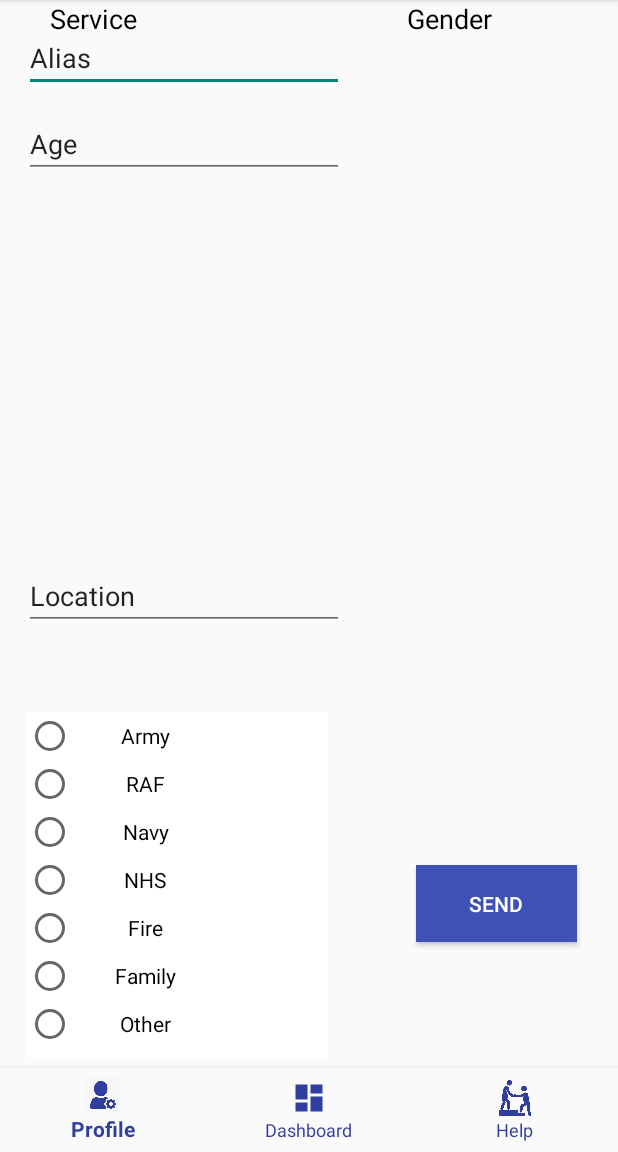
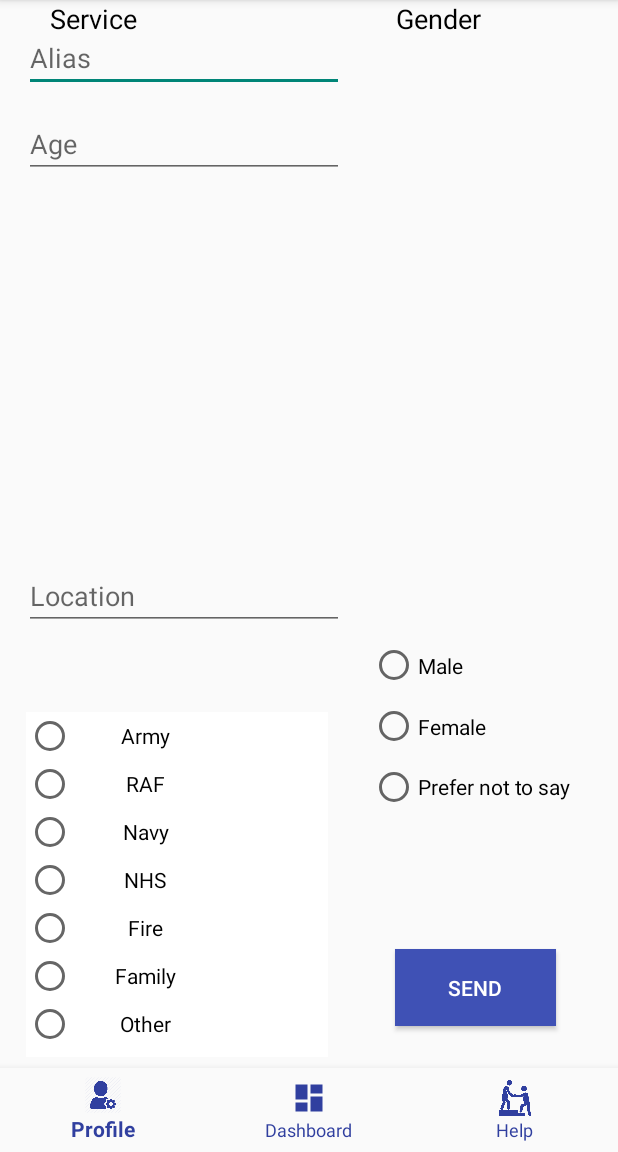
Before and after one commit to glasgow2017/team-10, an Android app: the screen it shows after launch (Form), on a phone screen of 412 x 824 dp, the part 84-1236 px from its top. Run offline under Robolectric (Android 15) with nearby library versions, the phone set to English and light mode, and no system bars.

Commit message:
Labels not texts

```diff
--- a/app/build.gradle
+++ b/app/build.gradle
@@ -1,7 +1,7 @@
 apply plugin: 'com.android.application'
 
 android {
-    compileSdkVersion 25
+    compileSdkVersion 26
     buildToolsVersion '26.0.2'
     defaultConfig {
         applicationId "magpies.whodarescares"
@@ -20,7 +20,7 @@ android {
 }
 
 dependencies {
-    compile fileTree(dir: 'libs', include: ['*.jar'])
+    compile fileTree(include: ['*.jar'], dir: 'libs')
     androidTestCompile('com.android.support.test.espresso:espresso-core:2.2.2', {
         exclude group: 'com.android.support', module: 'support-annotations'
     })
--- a/app/src/main/res/layout/activity_main.xml
+++ b/app/src/main/res/layout/activity_main.xml
@@ -70,14 +70,13 @@
                 android:id="@+id/textView"
                 android:layout_width="174dp"
                 android:layout_height="142dp"
+                android:layout_marginLeft="16dp"
                 android:text="Hello, did you come here to speak to us about..."
                 android:textAlignment="center"
                 android:textSize="24sp"
                 android:textStyle="italic"
-                android:layout_marginLeft="16dp"
                 app:layout_constraintLeft_toLeftOf="parent"
-                app:layout_constraintTop_toTopOf="parent"
-                android:layout_marginTop="36dp" />
+                tools:layout_editor_absoluteY="29dp" />
 
             <Button
                 android:id="@+id/button"
--- a/app/src/main/res/layout/form.xml
+++ b/app/src/main/res/layout/form.xml
@@ -61,7 +61,7 @@
                 android:layout_marginTop="16dp"
                 android:ems="10"
                 android:inputType="textPersonName"
-                android:text="Alias"
+                android:hint="Alias"
                 app:layout_constraintLeft_toLeftOf="parent"
                 app:layout_constraintTop_toTopOf="parent"
                 android:layout_marginStart="16dp" />
@@ -74,7 +74,7 @@
                 android:layout_marginTop="12dp"
                 android:ems="10"
                 android:inputType="textPersonName"
-                android:text="Age"
+                android:hint="Age"
                 app:layout_constraintLeft_toLeftOf="parent"
                 app:layout_constraintTop_toBottomOf="@+id/editText"
                 android:layout_marginStart="16dp" />
@@ -86,7 +86,7 @@
                 android:layout_marginLeft="25dp"
                 android:ems="10"
                 android:inputType="textPersonName"
-                android:text="Location"
+                android:hint="Location"
                 app:layout_constraintBottom_toBottomOf="parent"
                 app:layout_constraintLeft_toLeftOf="parent"
                 android:layout_marginBottom="292dp"
@@ -96,13 +96,12 @@
                 android:id="@+id/textView3"
                 android:layout_width="58dp"
                 android:layout_height="29dp"
-                android:layout_marginLeft="244dp"
+                android:layout_marginLeft="264dp"
                 android:text="Gender"
                 android:textColor="@android:color/background_dark"
                 android:textSize="18sp"
                 app:layout_constraintLeft_toLeftOf="parent"
-                tools:layout_editor_absoluteY="189dp"
-                android:layout_marginStart="271dp" />
+                tools:layout_editor_absoluteY="182dp" />
 
             <TextView
                 android:id="@+id/textView4"
@@ -123,17 +122,16 @@
                 android:id="@+id/button4"
                 android:layout_width="107dp"
                 android:layout_height="51dp"
+                android:layout_marginBottom="28dp"
+                android:layout_marginLeft="8dp"
+                android:layout_marginRight="16dp"
                 android:background="@color/colorPrimary"
                 android:text="SEND"
                 android:textColor="@android:color/background_light"
                 app:layout_constraintBottom_toBottomOf="parent"
-                android:layout_marginRight="16dp"
-                android:layout_marginBottom="84dp"
-                app:layout_constraintRight_toRightOf="parent"
-                android:layout_marginEnd="16dp"
-                android:layout_marginLeft="8dp"
+                app:layout_constraintHorizontal_bias="0.909"
                 app:layout_constraintLeft_toLeftOf="parent"
-                app:layout_constraintHorizontal_bias="0.96" />
+                app:layout_constraintRight_toRightOf="parent" />
 
             <ScrollView
                 android:layout_width="201dp"
@@ -212,15 +210,37 @@
             </ScrollView>
 
             <RadioGroup
-                android:layout_width="126dp"
-                android:layout_height="65dp"
+                android:layout_width="137dp"
+                android:layout_height="121dp"
                 android:layout_marginBottom="8dp"
-                android:layout_marginRight="16dp"
+                android:layout_marginRight="28dp"
                 android:layout_marginTop="8dp"
                 app:layout_constraintBottom_toBottomOf="parent"
                 app:layout_constraintRight_toRightOf="parent"
                 app:layout_constraintTop_toTopOf="parent"
-                app:layout_constraintVertical_bias="0.561" />
+                app:layout_constraintVertical_bias="0.723">
+
+                <RadioButton
+                    android:id="@+id/radioButton"
+                    android:layout_width="wrap_content"
+                    android:layout_height="match_parent"
+                    android:layout_weight="1"
+                    android:text="Male" />
+
+                <RadioButton
+                    android:id="@+id/radioButton2"
+                    android:layout_width="wrap_content"
+                    android:layout_height="match_parent"
+                    android:layout_weight="1"
+                    android:text="Female" />
+
+                <RadioButton
+                    android:id="@+id/radioButton3"
+                    android:layout_width="wrap_content"
+                    android:layout_height="match_parent"
+                    android:layout_weight="1"
+                    android:text="Prefer not to say" />
+            </RadioGroup>
 
         </android.support.constraint.ConstraintLayout>
     </FrameLayout>
```
